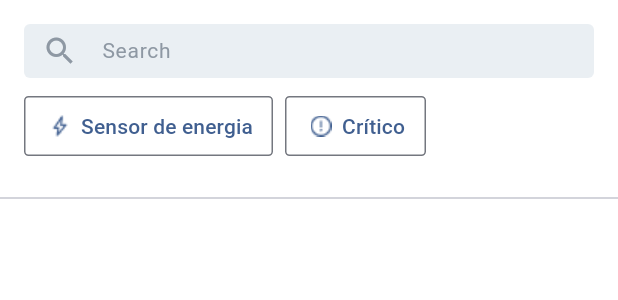
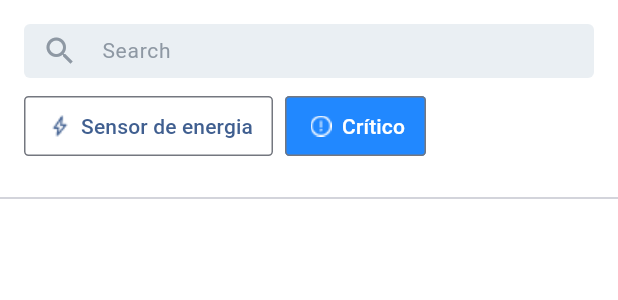
Before and after one commit to ArturAssisComp/tractian-challenge, a Flutter app: the _AssetPage widget shown alone on an empty page, opened directly with empty values, after a tap on "Crítico", on a phone screen of 412 x 824 dp. Shown: the top 300 px of the screen. Run offline on Flutter 3.47's test engine with Material 3 defaults, Android fonts, the phone set to English and light mode, and no system bars; our stand-ins replace dio, equatable, go_router; network calls fail.

Commit message:
finish the filters

```diff
--- a/asset_viewer/lib/data/repository/resources_repository.dart
+++ b/asset_viewer/lib/data/repository/resources_repository.dart
@@ -19,6 +19,9 @@ final class ResourcesRepository implements ResourcesRepositoryInterface {
         await _locationsApi.getAllLocations(companyId: companyId);
     final (assets: assetModels, components: componentModels) =
         await _assetsAndComponentsApi.getAllAssets(companyId: companyId);
+    locationModels.sort((a, b) => a.name.compareTo(b.name));
+    assetModels.sort((a, b) => a.name.compareTo(b.name));
+    componentModels.sort((a, b) => a.name.compareTo(b.name));
     return fromModelsToResourceTree(
       locationModels,
       assetModels,
--- a/asset_viewer/lib/pages/asset_page.dart
+++ b/asset_viewer/lib/pages/asset_page.dart
@@ -8,18 +8,10 @@ import 'package:asset_viewer/data/repository/resources_repository.dart';
 import 'package:asset_viewer/domain/entities/resource.dart';
 import 'package:asset_viewer/domain/use_cases/filter_resources_use_case.dart';
 import 'package:asset_viewer/domain/use_cases/get_resources_use_case.dart';
+import 'package:asset_viewer/theme.dart';
 import 'package:asset_viewer/widgets/resource_presentation_widget.dart';
 import 'package:dio/dio.dart';
 import 'package:flutter/material.dart';
-
-final _kAlertIcon = ImageIcon(
-  size: 16,
-  AssetImage(kAssets.alertIcon),
-);
-final _kEnergySensorIcon = ImageIcon(
-  size: 16,
-  AssetImage(kAssets.outlinedEnergySensor),
-);
 
 class AssetPage extends StatelessWidget {
   static const path = 'assetPage';
@@ -69,40 +61,42 @@ class _AssetPage extends StatefulWidget {
 }
 
 class _AssetPageState extends State<_AssetPage> {
-  Set<String>? filteredEnergySensor;
-  Set<String>? filteredCriticalStatus;
-  Set<String>? filteredName;
-  Set<String>? currentFilter;
+  String stringToFilter = '';
   bool energySensorFilterIsActive = false;
   bool criticalStatusFilterIsActive = false;
   final filterResourcesUseCase = const FilterResourcesUseCase();
 
+  bool stringFilter(Resource r) =>
+      r.name.toLowerCase().contains(stringToFilter);
+  bool criticalStatusFilter(Resource r) =>
+      r is Component && r.status == kCriticalStatus;
+  bool energySensorFilter(Resource r) =>
+      r is Component && r.sensorType == kEnergySensorType;
+
   void updateFilter() {
     if (!energySensorFilterIsActive &&
         !criticalStatusFilterIsActive &&
-        filteredName == null) {
+        stringToFilter.isEmpty) {
       filterController.add(null);
       return;
     }
-    final newFilter = <String>{};
-    if (energySensorFilterIsActive) {
-      newFilter.addAll(filteredEnergySensor!);
-    }
-    if (criticalStatusFilterIsActive) {
-      if (newFilter.isEmpty) {
-        newFilter.addAll(filteredCriticalStatus!);
-      } else {
-        newFilter.intersection(filteredCriticalStatus!);
-      }
-    }
-    if (filteredName != null) {
-      if (newFilter.isEmpty) {
-        newFilter.addAll(filteredName!);
-      } else {
-        newFilter.intersection(filteredName!);
-      }
-    }
-    filterController.add(newFilter);
+    filterController.add(
+      filterResourcesUseCase(
+        resources: widget.resources,
+        query: (e) {
+          if (energySensorFilterIsActive && !energySensorFilter(e)) {
+            return false;
+          }
+          if (criticalStatusFilterIsActive && !criticalStatusFilter(e)) {
+            return false;
+          }
+          if (!stringFilter(e)) {
+            return false;
+          }
+          return true;
+        },
+      ),
+    );
   }
 
   StreamController<Set<String>?> filterController =
@@ -131,16 +125,7 @@ class _AssetPageState extends State<_AssetPage> {
             height: 36,
             child: TextField(
               onChanged: (newValue) {
-                if (newValue.isEmpty) {
-                  filteredName = null;
-                  updateFilter();
-                  return;
-                }
-                final sanitizedNewValue = newValue.trim().toLowerCase();
-                filteredName = filterResourcesUseCase(
-                    resources: resources,
-                    query: (e) =>
-                        e.name.toLowerCase().contains(sanitizedNewValue));
+                stringToFilter = newValue.trim().toLowerCase();
                 updateFilter();
               },
               style: const TextStyle(fontSize: 14),
@@ -164,6 +149,12 @@ class _AssetPageState extends State<_AssetPage> {
             children: [
               OutlinedButton(
                 style: ButtonStyle(
+                  backgroundColor: WidgetStateProperty.resolveWith((_) {
+                    if (energySensorFilterIsActive) {
+                      return kPrimaryColor;
+                    }
+                    return null;
+                  }),
                   fixedSize: const WidgetStatePropertyAll(Size(166, 32)),
                   padding: const WidgetStatePropertyAll(
                     EdgeInsets.only(left: 16),
@@ -174,14 +165,26 @@ class _AssetPageState extends State<_AssetPage> {
                     ),
                   ),
                 ),
-                onPressed: () {},
+                onPressed: () {
+                  setState(() {
+                    energySensorFilterIsActive = !energySensorFilterIsActive;
+                  });
+                  updateFilter();
+                },
                 child: Row(
                   children: [
-                    _kEnergySensorIcon,
+                    ImageIcon(
+                      size: 16,
+                      AssetImage(kAssets.outlinedEnergySensor),
+                      color: energySensorFilterIsActive ? Colors.white : null,
+                    ),
                     const SizedBox(width: 6),
-                    const Text(
+                    Text(
                       'Sensor de energia',
-                      style: TextStyle(fontSize: 14),
+                      style: TextStyle(
+                        fontSize: 14,
+                        color: energySensorFilterIsActive ? Colors.white : null,
+                      ),
                     ),
                   ],
                 ),
@@ -189,6 +192,12 @@ class _AssetPageState extends State<_AssetPage> {
               const SizedBox(width: 8),
               OutlinedButton(
                 style: ButtonStyle(
+                  backgroundColor: WidgetStateProperty.resolveWith((_) {
+                    if (criticalStatusFilterIsActive) {
+                      return kPrimaryColor;
+                    }
+                    return null;
+                  }),
                   fixedSize: const WidgetStatePropertyAll(Size(94, 32)),
                   padding: const WidgetStatePropertyAll(
                     EdgeInsets.only(left: 16),
@@ -199,14 +208,28 @@ class _AssetPageState extends State<_AssetPage> {
                     ),
                   ),
                 ),
-                onPressed: () {},
+                onPressed: () {
+                  setState(() {
+                    criticalStatusFilterIsActive =
+                        !criticalStatusFilterIsActive;
+                  });
+                  updateFilter();
+                },
                 child: Row(
                   children: [
-                    _kAlertIcon,
+                    ImageIcon(
+                      size: 16,
+                      AssetImage(kAssets.alertIcon),
+                      color: criticalStatusFilterIsActive ? Colors.white : null,
+                    ),
                     const SizedBox(width: 6),
-                    const Text(
+                    Text(
                       'Crítico',
-                      style: TextStyle(fontSize: 14),
+                      style: TextStyle(
+                        fontSize: 14,
+                        color:
+                            criticalStatusFilterIsActive ? Colors.white : null,
+                      ),
                     ),
                   ],
                 ),
--- a/asset_viewer/lib/widgets/resource_presentation_widget.dart
+++ b/asset_viewer/lib/widgets/resource_presentation_widget.dart
@@ -69,8 +69,10 @@ class _ComponentPresentationWidget extends StatelessWidget {
             resource.name,
             style: const TextStyle(fontSize: 14),
           ),
-          if (resource.sensorType == kEnergySensorType) _kEnergyIcon,
-          if (resource.status == kCriticalStatus) _kCriticalIcon,
+          if (resource.sensorType.trim().toLowerCase() == kEnergySensorType)
+            _kEnergyIcon,
+          if (resource.status.trim().toLowerCase() == kCriticalStatus)
+            _kCriticalIcon,
         ],
       );
 }
```
Also changed, not shown: asset_viewer/lib/theme.dart (+5 -3 lines).
